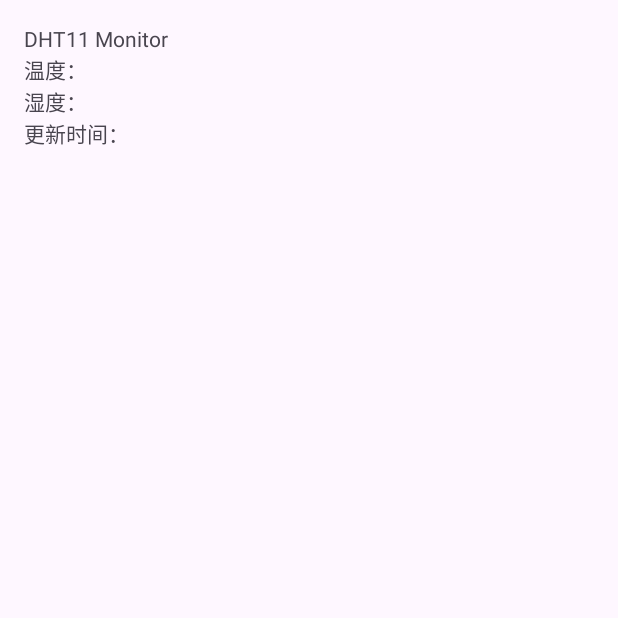
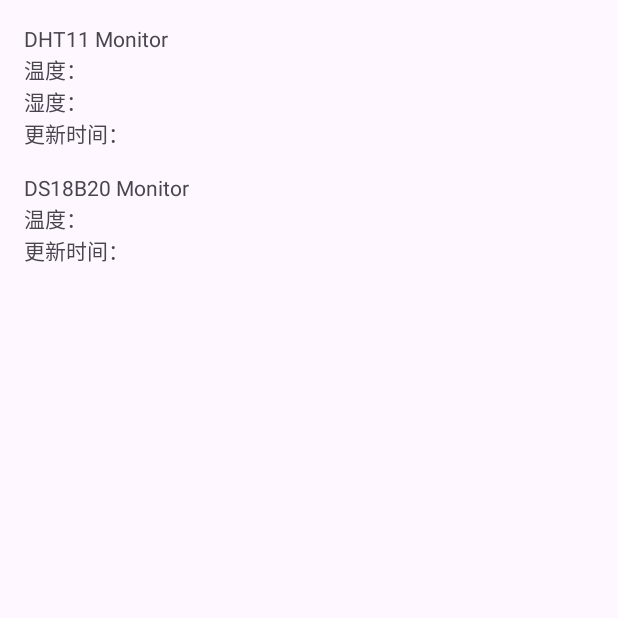
Before and after one commit to l376571926/remote_temperature_monitor, an Android app: the screen it shows after launch (MainActivity), on a phone screen of 412 x 824 dp, the top half of it. Run offline under Robolectric (Android 15) with nearby library versions, the phone set to English and light mode, and no system bars; libraries missing offline, so code that uses them is left out: com.socks.library, org.eclipse.paho; 2 statements that could not run were skipped.

Commit message:
添加ds18b20温度采集支持

```diff
--- a/android_client/dht11_monitor/app/build.gradle
+++ b/android_client/dht11_monitor/app/build.gradle
@@ -26,6 +26,10 @@ android {
         sourceCompatibility JavaVersion.VERSION_1_8
         targetCompatibility JavaVersion.VERSION_1_8
     }
+    buildFeatures {
+        dataBinding true
+        viewBinding true
+    }
 }
 
 dependencies {
--- a/android_client/dht11_monitor/app/src/main/java/com/huawei/dht11_monitor/MainActivity.java
+++ b/android_client/dht11_monitor/app/src/main/java/com/huawei/dht11_monitor/MainActivity.java
@@ -1,14 +1,11 @@
 package com.huawei.dht11_monitor;
 
-import androidx.appcompat.app.AlertDialog;
 import androidx.appcompat.app.AppCompatActivity;
 
-import android.content.DialogInterface;
 import android.os.Bundle;
-import android.os.Handler;
-import android.widget.TextView;
 import android.widget.Toast;
 
+import com.huawei.dht11_monitor.databinding.ActivityMainBinding;
 import com.socks.library.KLog;
 
 import org.eclipse.paho.android.service.MqttAndroidClient;
@@ -16,35 +13,26 @@ import org.eclipse.paho.client.mqttv3.IMqttActionListener;
 import org.eclipse.paho.client.mqttv3.IMqttDeliveryToken;
 import org.eclipse.paho.client.mqttv3.IMqttToken;
 import org.eclipse.paho.client.mqttv3.MqttCallback;
-import org.eclipse.paho.client.mqttv3.MqttClient;
 import org.eclipse.paho.client.mqttv3.MqttConnectOptions;
 import org.eclipse.paho.client.mqttv3.MqttException;
 import org.eclipse.paho.client.mqttv3.MqttMessage;
-import org.eclipse.paho.client.mqttv3.persist.MemoryPersistence;
 import org.json.JSONObject;
 
 import java.text.SimpleDateFormat;
-import java.time.format.DateTimeFormatter;
 import java.util.Calendar;
 import java.util.Locale;
-import java.util.concurrent.Executors;
-import java.util.concurrent.ScheduledExecutorService;
-import java.util.concurrent.TimeUnit;
 
 public class MainActivity extends AppCompatActivity {
+    static final SimpleDateFormat format = new SimpleDateFormat("yyyy_MM_dd hh:mm:ss", Locale.getDefault());
+
     private MqttAndroidClient mClient;
-    TextView temperatureTv;
-    TextView humidityTv;
-    TextView updateTimeTv;
+    private com.huawei.dht11_monitor.databinding.ActivityMainBinding mBinding;
 
     @Override
     protected void onCreate(Bundle savedInstanceState) {
         super.onCreate(savedInstanceState);
-        setContentView(R.layout.activity_main);
-
-        temperatureTv = (TextView) findViewById(R.id.temperature_tv);
-        humidityTv = (TextView) findViewById(R.id.humidity_tv);
-        updateTimeTv = (TextView) findViewById(R.id.update_time_tv);
+        mBinding = ActivityMainBinding.inflate(getLayoutInflater());
+        setContentView(mBinding.getRoot());
 
         MqttAndroidClient client1 = connectMqtt();
         client1.setCallback(new MqttCallback() {
@@ -61,19 +49,34 @@ public class MainActivity extends AppCompatActivity {
                 String json = new String(message.getPayload());
                 //topic = [outTopic],message = [{"temperature":27.60000038,"humidity":46}]
                 KLog.e("topic = [" + topic + "],message = [" + json + "]");
+
+                //dht11
+                if ("outTopic".equals(topic)) {
+                    //topic = [outTopic],message = [{"temperature":25.79999924,"humidity":84}]
                     JSONObject object = new JSONObject(json);
                     double temperature = object.getDouble("temperature");
                     double humidity = object.getDouble("humidity");
                     runOnUiThread(new Runnable() {
                         @Override
                         public void run() {
-                        temperatureTv.setText(temperature + "℃");
-                        humidityTv.setText(humidity + "%");
-                        SimpleDateFormat format = new SimpleDateFormat("yyyy_MM_dd hh:mm:ss", Locale.getDefault());
+                            mBinding.temperatureTv.setText(temperature + "℃");
+                            mBinding.humidityTv.setText(humidity + "%");
                             String dateTimeStr = format.format(Calendar.getInstance().getTime());
-                        updateTimeTv.setText(dateTimeStr);
+                            mBinding.updateTimeTv.setText(dateTimeStr);
                         }
                     });
+                } else if ("outTopic/ds18b20_1".equals(topic)) {
+                    JSONObject object = new JSONObject(json);
+                    double temperature = object.getDouble("temperature");
+                    runOnUiThread(new Runnable() {
+                        @Override
+                        public void run() {
+                            mBinding.temperatureTv2.setText(temperature + "℃");
+                            String dateTimeStr = format.format(Calendar.getInstance().getTime());
+                            mBinding.updateTimeTv2.setText(dateTimeStr);
+                        }
+                    });
+                }
             }
 
             @Override
@@ -92,22 +95,15 @@ public class MainActivity extends AppCompatActivity {
         options.setPassword(MqttUserInfo.PASSWORD.toCharArray());//设备id鉴权信息
 
         try {
-            IMqttToken token = mClient.connect(options, null, connectListener);
-            KLog.e("connect token: " + token.toString());
-        } catch (MqttException e) {
-            throw new RuntimeException(e);
-        }
-        return mClient;
-    }
-
-    private IMqttActionListener connectListener = new IMqttActionListener() {
+            IMqttToken token = mClient.connect(options, null, new IMqttActionListener() {
                 @Override
                 public void onSuccess(IMqttToken asyncActionToken) {
                     KLog.e("mqtt server connect success");
                     try {
                         if (mClient != null) {
-                    IMqttToken subscribe = mClient.subscribe("outTopic", 0);
-                    KLog.e("subscribe response ret: " + subscribe.getMessageId());
+                            mClient.subscribe("outTopic", 0);
+                            mClient.subscribe("outTopic/ds18b20_1", 0);
+                            mClient.subscribe("outTopic/hello", 0);
                         }
                     } catch (MqttException e) {
                         throw new RuntimeException(e);
@@ -118,5 +114,11 @@ public class MainActivity extends AppCompatActivity {
                 public void onFailure(IMqttToken asyncActionToken, Throwable exception) {
                     KLog.e(exception.toString());
                 }
-    };
+            });
+            KLog.e("connect token: " + token.toString());
+        } catch (MqttException e) {
+            throw new RuntimeException(e);
         }
+        return mClient;
+    }
+}
--- a/android_client/dht11_monitor/app/src/main/res/layout/activity_main.xml
+++ b/android_client/dht11_monitor/app/src/main/res/layout/activity_main.xml
@@ -4,6 +4,7 @@
     xmlns:tools="http://schemas.android.com/tools"
     android:layout_width="match_parent"
     android:layout_height="match_parent"
+    android:keepScreenOn="true"
     android:orientation="vertical"
     android:padding="16dp"
     tools:context=".MainActivity">
@@ -64,4 +65,46 @@
             android:layout_height="wrap_content"
             android:text="" />
     </LinearLayout>
+
+    <TextView
+        android:layout_width="wrap_content"
+        android:layout_height="wrap_content"
+        android:text="DS18B20 Monitor"
+        android:layout_marginTop="16dp"
+        app:layout_constraintBottom_toBottomOf="parent"
+        app:layout_constraintEnd_toEndOf="parent"
+        app:layout_constraintStart_toStartOf="parent"
+        app:layout_constraintTop_toTopOf="parent" />
+
+    <LinearLayout
+        android:layout_width="match_parent"
+        android:layout_height="wrap_content">
+
+        <TextView
+            android:layout_width="wrap_content"
+            android:layout_height="wrap_content"
+            android:text="温度：" />
+
+        <TextView
+            android:id="@+id/temperature_tv2"
+            android:layout_width="wrap_content"
+            android:layout_height="wrap_content"
+            android:text="" />
+    </LinearLayout>
+
+    <LinearLayout
+        android:layout_width="match_parent"
+        android:layout_height="wrap_content">
+
+        <TextView
+            android:layout_width="wrap_content"
+            android:layout_height="wrap_content"
+            android:text="更新时间：" />
+
+        <TextView
+            android:id="@+id/update_time_tv2"
+            android:layout_width="wrap_content"
+            android:layout_height="wrap_content"
+            android:text="" />
+    </LinearLayout>
 </LinearLayout>
```
Also changed, not shown: 3 other files. Lines whose indentation alone changed are shown as unchanged.
